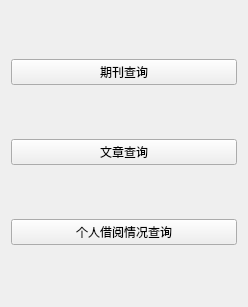
The window that menuuser.ui (DEVILcong/SoftEng) describes before a commit, drawn with Qt 5.
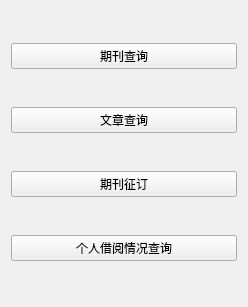
The same window after the commit.

What changed in the file:
```diff
--- a/menuuser.ui
+++ b/menuuser.ui
@@ -28,6 +28,13 @@
      </property>
     </widget>
    </item>
+   <item>
+    <widget class="QPushButton" name="pushButton_3">
+     <property name="text">
+      <string>期刊征订</string>
+     </property>
+    </widget>
+   </item>
    <item>
     <widget class="QPushButton" name="pushButton_5">
      <property name="text">
```
